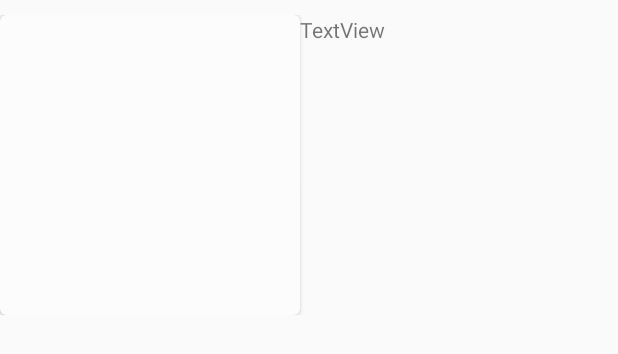
After one commit to DanielFrancoOrtiz/proNotas, an Android app: the layout layout_card_view.xml on its own in the app's theme, with its tools: preview values and no code run, on a phone screen of 412 x 824 dp. The commit adds this screen. Shown: the top 354 px of the screen. Run offline under Robolectric (Android 15) with nearby library versions, the phone set to English and light mode, and no system bars.

Commit message:
RecyclerView con CardView para fotos

```diff
--- a/Notas/app/build.gradle
+++ b/Notas/app/build.gradle
@@ -30,4 +30,5 @@ dependencies {
     compile 'com.android.support:support-v4:26.+'
     compile 'com.android.support:recyclerview-v7:26.+'
     testCompile 'junit:junit:4.12'
+    implementation 'com.android.support:cardview-v7:27.0.1'
 }
--- /dev/null
+++ b/Notas/app/src/main/res/layout/layout_card_view.xml
@@ -0,0 +1,32 @@
+<?xml version="1.0" encoding="utf-8"?>
+<LinearLayout xmlns:android="http://schemas.android.com/apk/res/android"
+    xmlns:app="http://schemas.android.com/apk/res-auto"
+    xmlns:tools="http://schemas.android.com/tools"
+    android:layout_width="match_parent"
+    android:layout_height="wrap_content"
+    android:layout_marginTop="10dp"
+    android:orientation="horizontal">
+
+    <android.support.v7.widget.CardView xmlns:card_view="http://schemas.android.com/apk/res-auto"
+        android:id="@+id/card_view"
+        android:layout_width="200dp"
+        android:layout_height="200dp"
+        android:layout_gravity="center"
+        card_view:cardCornerRadius="4dp">>
+
+        <ImageView
+            android:id="@+id/imageView"
+            android:layout_width="match_parent"
+            android:layout_height="match_parent"
+            app:srcCompat="@color/cardview_shadow_end_color" />
+
+    </android.support.v7.widget.CardView>
+
+    <TextView
+        android:id="@+id/textView"
+        android:layout_width="wrap_content"
+        android:layout_height="41dp"
+        android:layout_weight="1"
+        android:text="TextView" />
+
+</LinearLayout>
--- a/Notas/build.gradle
+++ b/Notas/build.gradle
@@ -3,6 +3,7 @@
 buildscript {
     repositories {
         jcenter()
+        google()
     }
     dependencies {
         classpath 'com.android.tools.build:gradle:3.0.0'
@@ -15,6 +16,7 @@ buildscript {
 allprojects {
     repositories {
         jcenter()
+        google()
     }
 }
 
```
Also changed, not shown: Notas/app/src/main/java/com/proyect/notas/FotoFragment.java (added, +113 -0 lines), Notas/app/src/main/java/com/proyect/notas/MainActivity.java (+17 -2 lines), Notas/app/src/main/java/com/proyect/notas/MyFotoRecyclerViewAdapter.java (added, +66 -0 lines), Notas/app/src/main/res/layout/fragment_foto.xml (added, +20 -0 lines), Notas/app/src/main/res/layout/fragment_foto_list.xml (added, +13 -0 lines).
